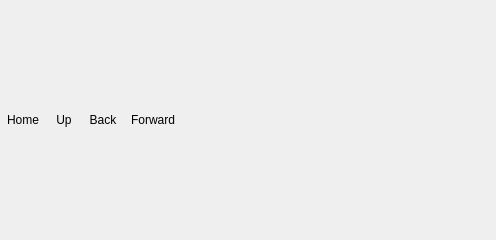
opencor/opencor, file src/ui/organise/filebrowserwindow.ui: the form before one commit.
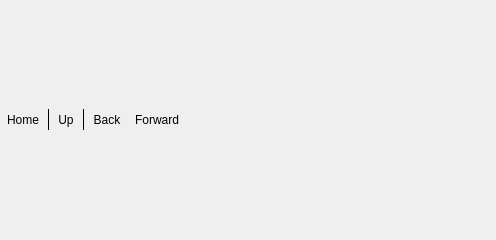
The form after the commit. Icons and pictures are not drawn.

Commit message: Added some 'proper' separators in the secondary toolbars.

What changed in the file:
```diff
--- a/src/ui/organise/filebrowserwindow.ui
+++ b/src/ui/organise/filebrowserwindow.ui
@@ -43,20 +43,20 @@
        </widget>
       </item>
       <item>
-       <spacer name="fixedSpacer1">
-        <property name="orientation">
-         <enum>Qt::Horizontal</enum>
-        </property>
-        <property name="sizeType">
-         <enum>QSizePolicy::Fixed</enum>
-        </property>
-        <property name="sizeHint" stdset="0">
+       <widget class="Line" name="line1">
+        <property name="minimumSize">
          <size>
-          <width>3</width>
+          <width>5</width>
           <height>0</height>
          </size>
         </property>
-       </spacer>
+        <property name="frameShadow">
+         <enum>QFrame::Plain</enum>
+        </property>
+        <property name="orientation">
+         <enum>Qt::Vertical</enum>
+        </property>
+       </widget>
       </item>
       <item>
        <widget class="QToolButton" name="upButton">
@@ -75,20 +75,20 @@
        </widget>
       </item>
       <item>
-       <spacer name="fixedSpacer2">
-        <property name="orientation">
-         <enum>Qt::Horizontal</enum>
-        </property>
-        <property name="sizeType">
-         <enum>QSizePolicy::Fixed</enum>
-        </property>
-        <property name="sizeHint" stdset="0">
+       <widget class="Line" name="line2">
+        <property name="minimumSize">
          <size>
-          <width>3</width>
+          <width>5</width>
           <height>0</height>
          </size>
         </property>
-       </spacer>
+        <property name="frameShadow">
+         <enum>QFrame::Plain</enum>
+        </property>
+        <property name="orientation">
+         <enum>Qt::Vertical</enum>
+        </property>
+       </widget>
       </item>
       <item>
        <widget class="QToolButton" name="backButton">
```
The commit also changes 2 other files.
